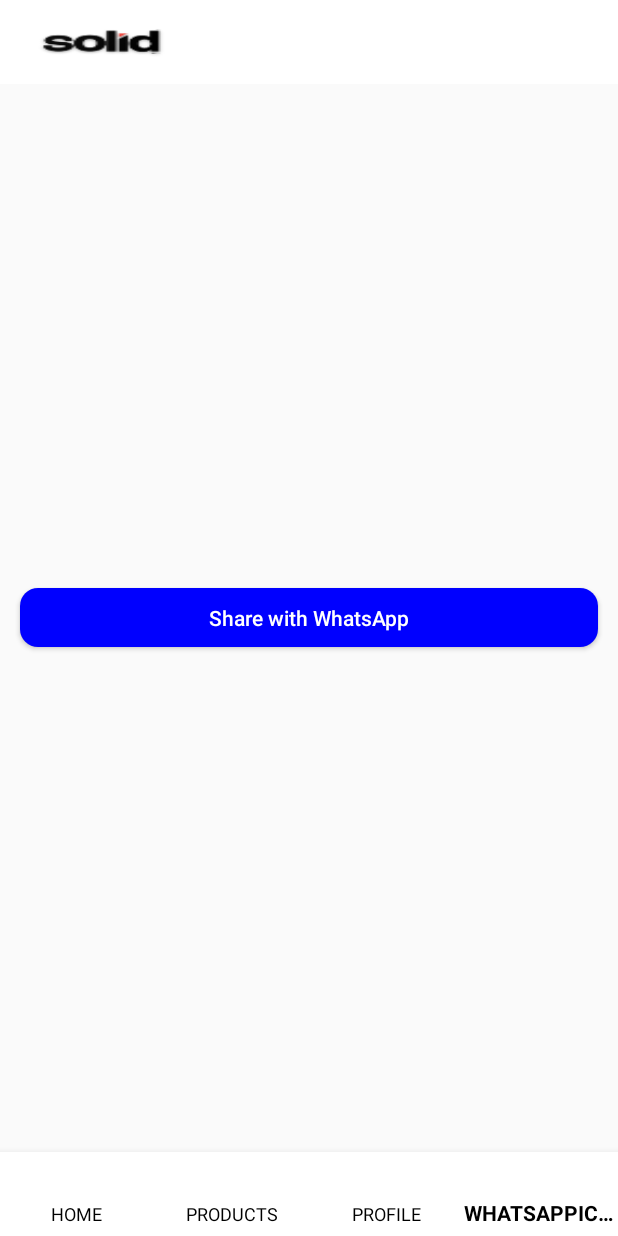
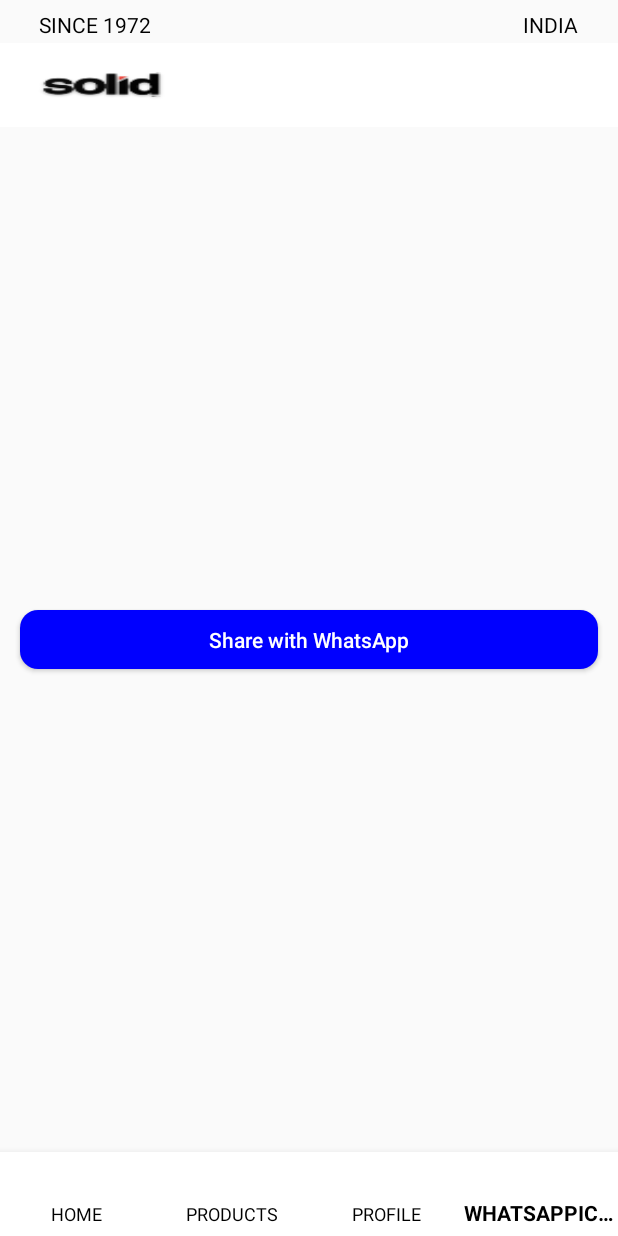
Before and after one commit to heryme/SolidIndia, an Android app: the screen it shows after launch (MainActivity), item 4 of the bottom bar chosen, on a phone screen of 412 x 824 dp. Run offline under Robolectric (Android 15) with nearby library versions, the phone set to English and light mode, and no system bars; our stand-ins replace sdp/ssp sizes.

Commit message:
-Add india or since 1992 lable in home screen

```diff
--- a/app/src/main/java/com/frament/HomeFragment.kt
+++ b/app/src/main/java/com/frament/HomeFragment.kt
@@ -50,7 +50,7 @@
         Log.e(TAG, "LanType-->$langTyape")
 
         getLanguageType(activity!!,langTyape)
-        callProductListAPI(langTyape)
+        //callProductListAPI(langTyape)
         return rootView
     }
 
--- a/app/src/main/res/layout/activity_main.xml
+++ b/app/src/main/res/layout/activity_main.xml
@@ -7,11 +7,35 @@
     android:layout_height="match_parent"
     android:orientation="vertical"
     tools:context=".activity.MainActivity">
+
+    <androidx.appcompat.widget.LinearLayoutCompat
+        android:layout_width="match_parent"
+        android:layout_height="wrap_content"
+        android:layout_marginTop="@dimen/_5sdp"
+        android:layout_marginBottom="@dimen/_2sdp">
+
+        <androidx.appcompat.widget.AppCompatTextView
+            android:layout_width="wrap_content"
+            android:layout_height="wrap_content"
+            android:layout_marginStart="@dimen/_20sdp"
+            android:text="@string/since"
+            android:layout_weight="1"
+            android:textColor="@color/black" />
+        <androidx.appcompat.widget.AppCompatTextView
+            android:layout_width="wrap_content"
+            android:layout_height="wrap_content"
+            android:layout_marginEnd="@dimen/_20sdp"
+            android:layout_marginStart="@dimen/_20sdp"
+            android:text="@string/india"
+            android:textColor="@color/black" />
+    </androidx.appcompat.widget.LinearLayoutCompat>
+
     <include
         layout="@layout/toolbar"
         android:layout_width="match_parent"
         android:layout_height="wrap_content"
-        android:layout_gravity="top"/>
+        android:layout_gravity="top" />
+
     <FrameLayout
         android:id="@+id/frame_container"
         android:layout_width="match_parent"
--- a/app/src/main/res/layout/fragment_home.xml
+++ b/app/src/main/res/layout/fragment_home.xml
@@ -27,8 +27,8 @@
         android:layout_marginEnd="@dimen/_25sdp"
         app:cardCornerRadius="8dp"
         app:cardElevation="8dp"
-        app:strokeColor="@color/grey"
-        app:strokeWidth="1dp">
+        app:strokeColor="@color/colorTextMangeDevices"
+        app:strokeWidth=".5dp">
 
         <ImageView
             android:id="@+id/ivProduct1"
--- a/app/src/main/res/layout/fragment_product.xml
+++ b/app/src/main/res/layout/fragment_product.xml
@@ -15,7 +15,7 @@
         android:layout_marginEnd="@dimen/_15sdp"
         android:padding="@dimen/_5sdp"
         android:text="@string/products"
-        android:textSize="@dimen/font_normal"
+        android:textSize="@dimen/font_extra_large"
         android:inputType="textCapSentences"
         android:textColor="@color/black"
         android:textStyle="bold" />
--- a/app/src/main/res/layout/fragmnet_product_details.xml
+++ b/app/src/main/res/layout/fragmnet_product_details.xml
@@ -22,7 +22,7 @@
             android:layout_marginTop="@dimen/_20sdp"
             android:layout_marginEnd="@dimen/_10sdp"
             android:drawableLeft="@drawable/ic_back"
-            android:text="Back"
+            android:text="@string/back"
             android:textAllCaps="true"
             android:textColor="#0000FF"
             android:textSize="18dp" />
@@ -51,7 +51,7 @@
                 android:layout_width="@dimen/_90sdp"
                 android:layout_height="@dimen/_90sdp"
                 app:cardCornerRadius="8dp"
-                app:cardElevation="8dp"
+                app:cardElevation="0dp"
                 app:strokeColor="@color/grey"
                 app:strokeWidth="1dp">
 
--- a/app/src/main/res/layout/row_slider.xml
+++ b/app/src/main/res/layout/row_slider.xml
@@ -14,7 +14,7 @@
         android:layout_width="match_parent"
         android:layout_height="match_parent"
         app:cardCornerRadius="8dp"
-        app:cardElevation="8dp"
+        app:cardElevation="0dp"
         app:strokeColor="@color/grey"
         app:strokeWidth="1dp">
         <ImageView
--- a/app/src/main/res/layout/row_sub_product.xml
+++ b/app/src/main/res/layout/row_sub_product.xml
@@ -1,7 +1,6 @@
 <?xml version="1.0" encoding="utf-8"?>
 <androidx.appcompat.widget.LinearLayoutCompat xmlns:android="http://schemas.android.com/apk/res/android"
     xmlns:app="http://schemas.android.com/apk/res-auto"
-    xmlns:tools="http://schemas.android.com/tools"
     android:id="@+id/llSubProduct"
     android:layout_width="match_parent"
     android:layout_height="wrap_content"
@@ -24,7 +23,7 @@
         android:layout_width="@dimen/_60sdp"
         android:layout_height="@dimen/_60sdp"
         app:cardCornerRadius="8dp"
-        app:cardElevation="8dp"
+        app:cardElevation="0dp"
         app:strokeColor="@color/grey"
         app:strokeWidth="1dp">
         <ImageView
--- a/app/src/main/res/values/strings.xml
+++ b/app/src/main/res/values/strings.xml
@@ -58,6 +58,10 @@
     <string name="founder_of_solid" translatable="false">Founder of Solid</string>
     <string name="global" translatable="false">Global Installations</string>
     <string name="download" translatable="false">Download</string>
+    <string name="road">ROAD CONSTRUCTION EUQIPMENT</string>
 
-    <string name="road">ROAD CONSTRUCTION EUQIPMENT</string>
+    <string name="since">SINCE 1972</string>
+    <string name="india">INDIA</string>
+    <string name="back">BACK</string>
+
 </resources>
```
Also changed, not shown: app/src/main/java/com/frament/ProductDetailsFragment.kt (+8 -13 lines), 6 other files.
